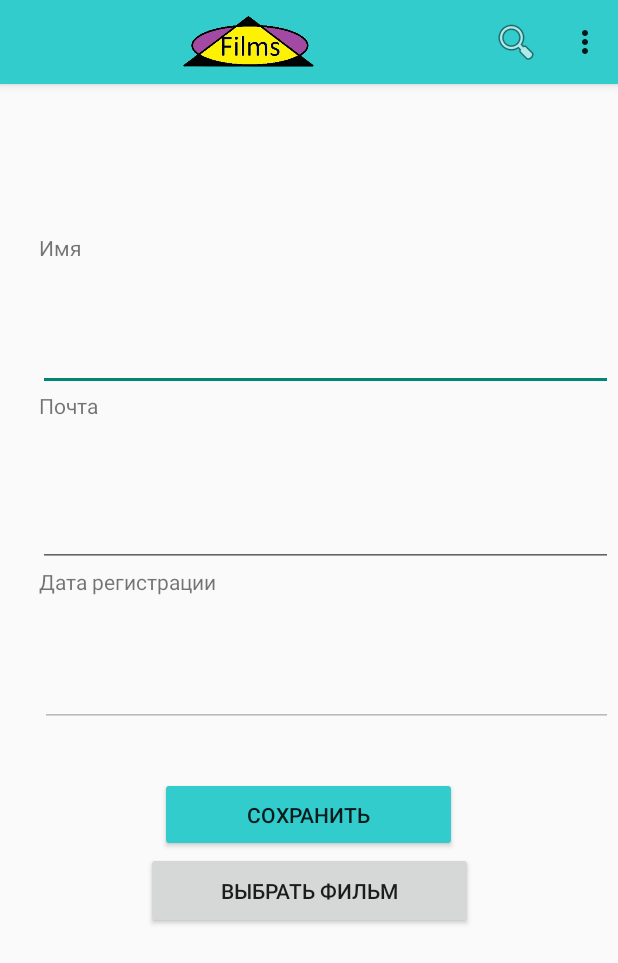
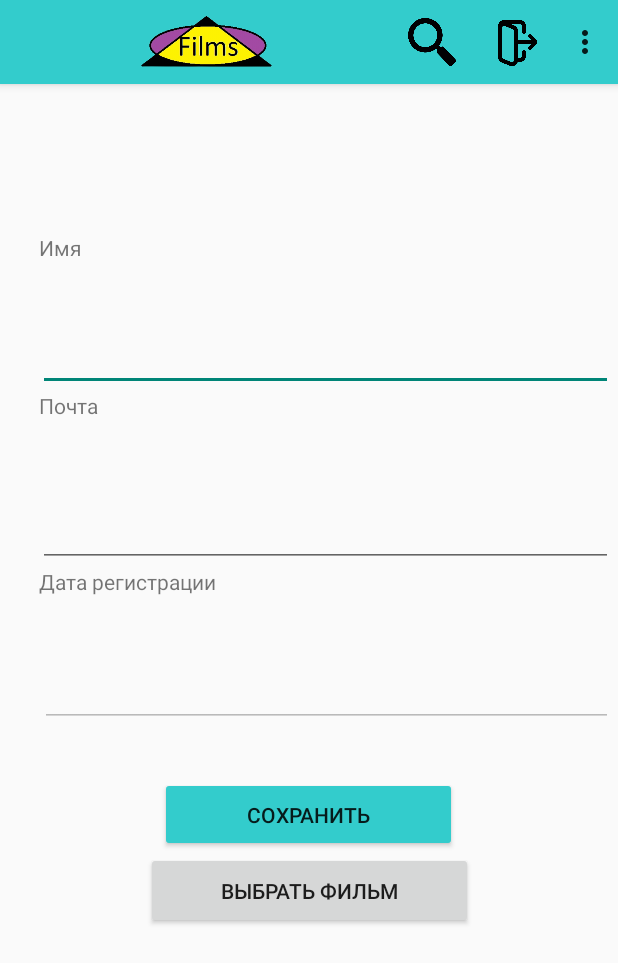
Before and after one commit to Karaseyka/Films, an Android app: the ProfileFragment screen opened directly, with no data from a screen before it, on a phone screen of 412 x 824 dp. Shown: the top 963 px of the screen. Run offline under Robolectric (Android 15) with nearby library versions, the phone set to English and light mode, and no system bars; our stand-ins replace Firebase (no records; nobody signed in at launch, a user with empty details on screens opened directly); 3 statements that could not run were skipped.

Commit message:
add menu

```diff
--- a/app/src/main/java/com/example/adapters/SectionsPagerAdapter.java
+++ b/app/src/main/java/com/example/adapters/SectionsPagerAdapter.java
@@ -8,7 +8,7 @@ import androidx.fragment.app.Fragment;
 import androidx.fragment.app.FragmentManager;
 import androidx.fragment.app.FragmentPagerAdapter;
 
-import com.example.films.ui.main.fragments.AccFragment;
+import com.example.films.ui.main.fragments.ProfileFragment;
 import com.example.films.ui.main.fragments.GroupsFragment;
 import com.example.films.R;
 import com.example.films.ui.main.fragments.SearchFragment;
@@ -34,7 +34,7 @@ public class SectionsPagerAdapter extends FragmentPagerAdapter {
         // Return a PlaceholderFragment (defined as a static inner class below).
         switch (position){
             case 0:
-                return new AccFragment();
+                return new ProfileFragment();
             case 1:
                 return new SearchFragment();
             case 2:
--- a/app/src/main/java/com/example/films/ui/main/fragments/MainActivity.java
+++ b/app/src/main/java/com/example/films/ui/main/fragments/MainActivity.java
@@ -1,5 +1,8 @@
 package com.example.films.ui.main.fragments;
 
+import android.content.Context;
+import android.content.Intent;
+import android.content.SharedPreferences;
 import android.os.Bundle;
 import android.view.Menu;
 import android.view.MenuItem;
@@ -7,6 +10,7 @@ import android.view.MenuItem;
 
 import com.example.films.R;
 import com.example.films.databinding.ActivityMainBinding;
+import com.example.films.ui.main.user.AuthActivity;
 
 import androidx.appcompat.app.AppCompatActivity;
 import androidx.appcompat.widget.Toolbar;
@@ -27,7 +31,7 @@ public class MainActivity extends AppCompatActivity {
         Toolbar tb = (Toolbar) binding.myToolbar;
         setSupportActionBar(tb);
         tb.setLogo(R.drawable.logo);
-        replaceFragment(new AccFragment());
+        replaceFragment(new ProfileFragment());
     }
     @Override
     public boolean onCreateOptionsMenu(Menu menu) {
@@ -39,7 +43,7 @@ public class MainActivity extends AppCompatActivity {
         switch (item.getItemId()) {
             case R.id.profile:
                 // User chose the "Settings" item, show the app settings UI...
-                replaceFragment(new AccFragment());
+                replaceFragment(new ProfileFragment());
                 return true;
 
             case R.id.search:
@@ -52,6 +56,16 @@ public class MainActivity extends AppCompatActivity {
                 // as a favorite...
                 replaceFragment(new GroupsFragment());
                 return true;
+            case R.id.exit:
+                SharedPreferences sp;
+                sp = MainActivity.this.getSharedPreferences("Auth_info", Context.MODE_PRIVATE);
+                SharedPreferences.Editor ed = sp.edit();
+                ed.putString("auth_info", "404");
+                ed.apply();
+                Intent switcher = new Intent(MainActivity.this, AuthActivity.class);
+                startActivity(switcher);
+                finish();
+
 
             default:
                 // If we got here, the user's action was not recognized.
--- a/app/src/main/java/com/example/films/ui/main/fragments/AccFragment.java
+++ b/app/src/main/java/com/example/films/ui/main/fragments/ProfileFragment.java
@@ -28,7 +28,7 @@ import com.google.firebase.database.FirebaseDatabase;
 import com.google.firebase.database.ValueEventListener;
 
 
-public class AccFragment extends Fragment {
+public class ProfileFragment extends Fragment {
     private DatabaseReference mdb;
     private FirebaseAuth ma;
     private boolean flag = false;
--- a/app/src/main/res/layout/fragment_acc.xml
+++ b/app/src/main/res/layout/fragment_acc.xml
@@ -5,7 +5,7 @@
     xmlns:tools="http://schemas.android.com/tools"
     android:layout_width="match_parent"
     android:layout_height="match_parent"
-    tools:context=".ui.main.fragments.AccFragment">
+    tools:context=".ui.main.fragments.ProfileFragment">
 
 
     <EditText
--- a/app/src/main/res/menu/menu.xml
+++ b/app/src/main/res/menu/menu.xml
@@ -6,11 +6,16 @@
         android:title="@string/profile" />
     <item
         android:id="@+id/search"
-        android:icon="@android:drawable/ic_menu_search"
+        android:icon="@drawable/search"
         app:showAsAction="ifRoom"
         android:title="@string/search" />
     <item
         android:id="@+id/groups"
         android:title="@string/your_groups"/>
+    <item
+        android:id="@+id/exit"
+        android:icon="@drawable/exit"
+        android:title="@string/exit"
+        app:showAsAction="always"/>
 
 </menu>
--- a/app/src/main/res/values-night/themes.xml
+++ b/app/src/main/res/values-night/themes.xml
@@ -3,7 +3,7 @@
     <style name="Theme.Films" parent="Theme.AppCompat.Light.NoActionBar">
         <!-- Primary brand color. -->
         <item name="colorPrimary">@color/purple_200</item>
-        <item name="colorPrimaryVariant">@color/purple_700</item>
+        <item name="colorPrimaryVariant">@color/purple_500</item>
         <item name="colorOnPrimary">@color/black</item>
         <!-- Secondary brand color. -->
         <item name="colorSecondary">@color/teal_200</item>
--- a/app/src/main/res/values/strings.xml
+++ b/app/src/main/res/values/strings.xml
@@ -39,6 +39,7 @@
     <string name="profile">Profile</string>
     <string name="search">Search</string>
     <string name="your_groups">Your Groups</string>
+    <string name="exit">Exit</string>
 
     <string-array name="searchBy">
         <item>Поиск по Почте(рекомендуется)</item>
--- a/app/src/main/res/values/themes.xml
+++ b/app/src/main/res/values/themes.xml
@@ -3,7 +3,7 @@
     <style name="Theme.Films" parent="Theme.AppCompat.DayNight.NoActionBar">
         <!-- Primary brand color. -->
         <item name="colorPrimary">@color/purple_500</item>
-        <item name="colorPrimaryVariant">@color/purple_700</item>
+        <item name="colorPrimaryVariant">@color/purple_500</item>
         <item name="colorOnPrimary">#FFFFFF</item>
         <!-- Secondary brand color. -->
         <item name="colorSecondary">@color/teal_200</item>
```
Also changed, not shown: app/src/main/java/com/example/films/ui/main/user/AuthActivity.java (+18 -1 lines), app/src/main/res/drawable/exit.png (added), app/src/main/res/drawable/search.png (added).
